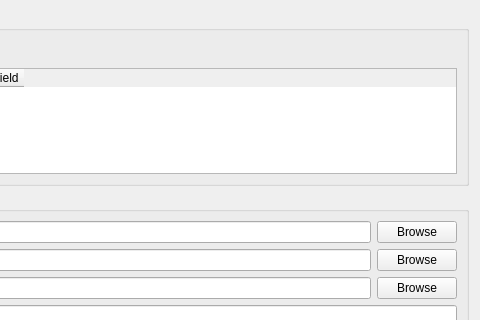
First picture: the form in qgis_plugin/potreecraft_dialog_base.ui, repository ThomasFarmer/PotreeCraft, before the edit; both pictures show x 700 to 1180 and y 0 to 320 of the 1180 by 780 pixel window.
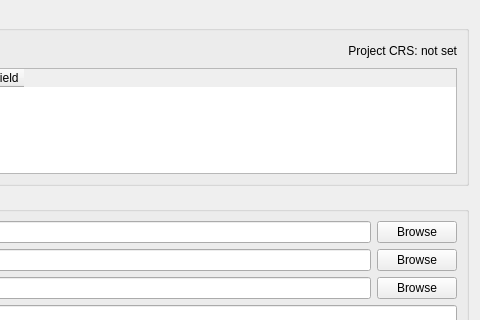
Second picture: the form after the edit.

The edit to the form file:
```diff
--- a/qgis_plugin/potreecraft_dialog_base.ui
+++ b/qgis_plugin/potreecraft_dialog_base.ui
@@ -42,6 +42,16 @@
           </property>
          </spacer>
         </item>
+        <item>
+         <widget class="QLabel" name="project_crs_label">
+          <property name="text">
+           <string>Project CRS: not set</string>
+          </property>
+          <property name="alignment">
+           <set>Qt::AlignRight|Qt::AlignVCenter</set>
+          </property>
+         </widget>
+        </item>
        </layout>
       </item>
       <item>
```
Lines whose indentation alone changed are shown as unchanged.
